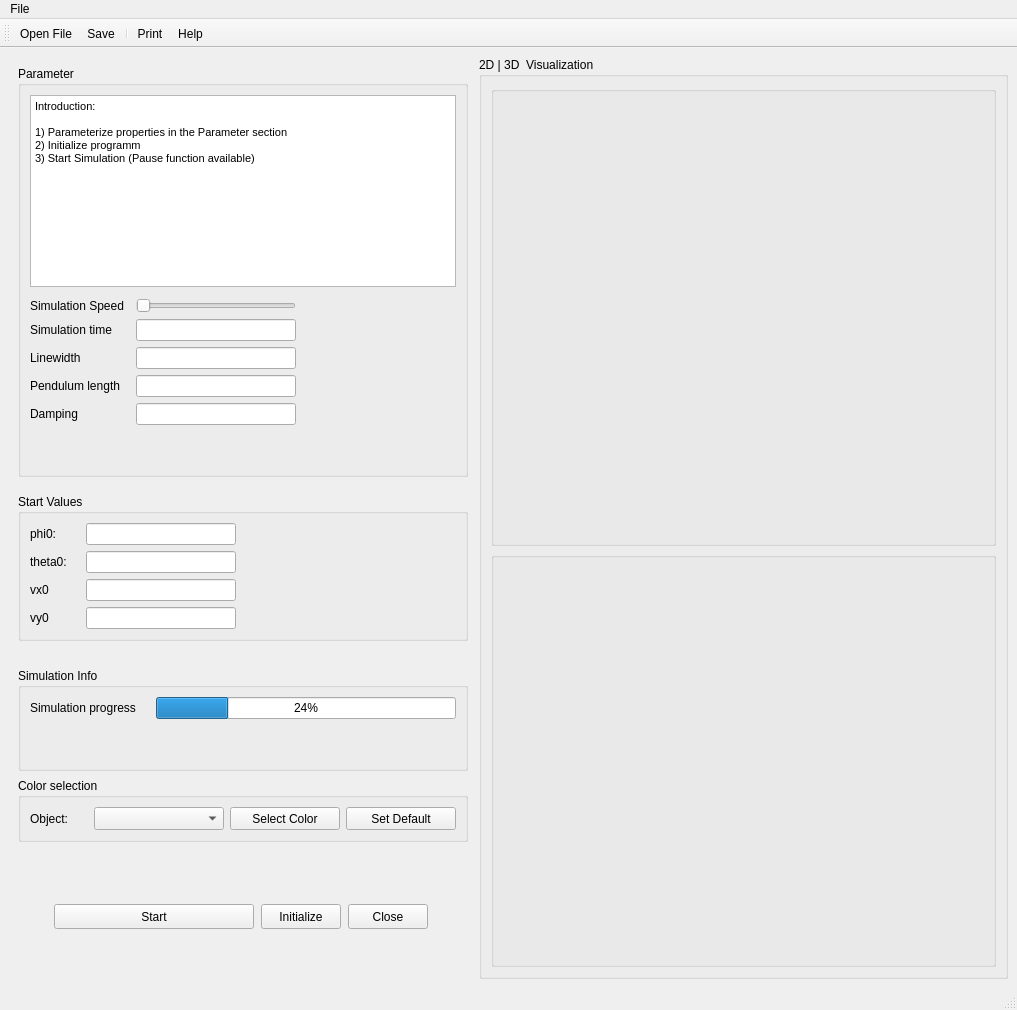
Qt form PendulumPainter.ui (rob-nil/PendulumPainter) before a commit.
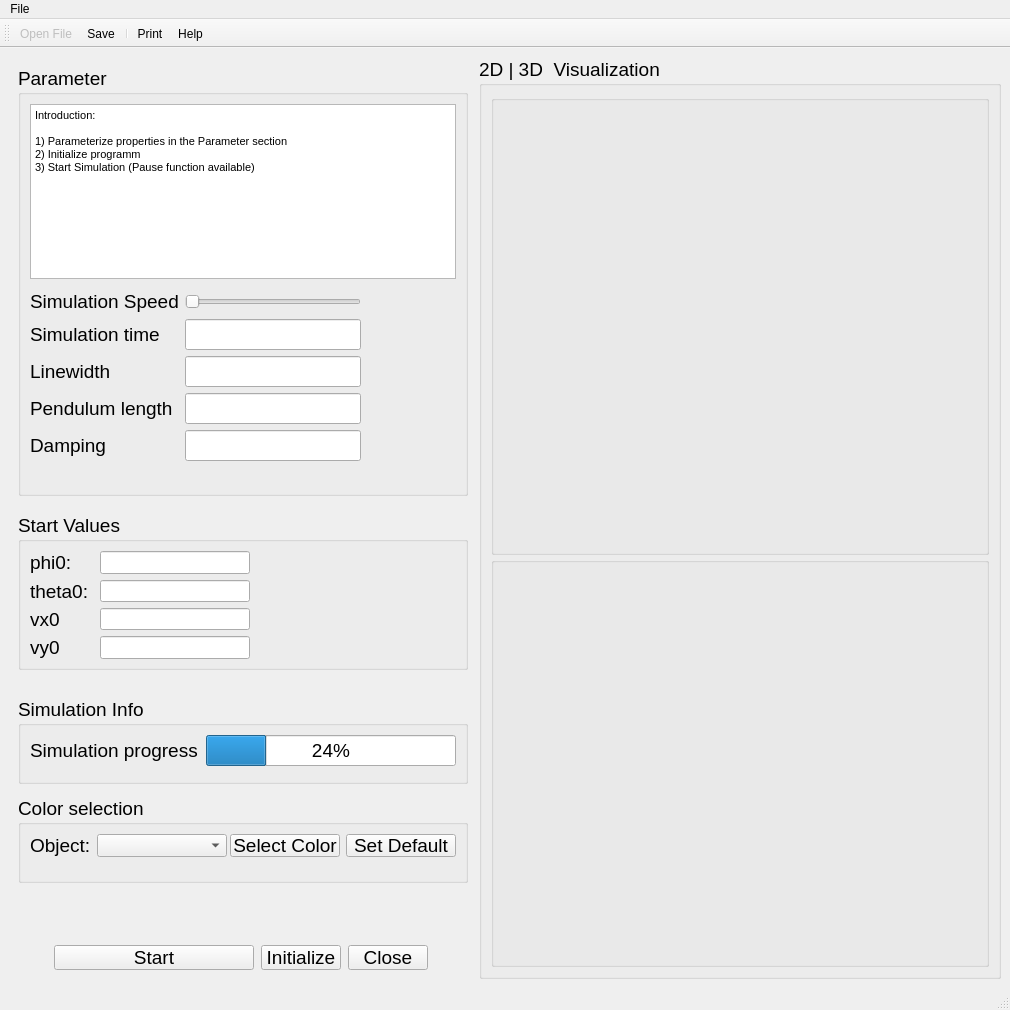
The same form after that commit. Icons and pictures are not drawn. Custom widgets are drawn as their Qt base class.

Commit message: Änderungen währen Uebung

Diff of the .ui file:
```diff
--- a/PendulumPainter.ui
+++ b/PendulumPainter.ui
@@ -6,7 +6,7 @@
    <rect>
     <x>0</x>
     <y>0</y>
-    <width>1017</width>
+    <width>1010</width>
     <height>1010</height>
    </rect>
   </property>
@@ -45,6 +45,11 @@
         <height>16777215</height>
        </size>
       </property>
+      <property name="font">
+       <font>
+        <pointsize>14</pointsize>
+       </font>
+      </property>
       <layout class="QVBoxLayout" name="verticalLayout_4" stretch="0,0,0,0">
        <property name="spacing">
         <number>7</number>
@@ -89,6 +94,11 @@
              <height>16777215</height>
             </size>
            </property>
+           <property name="font">
+            <font>
+             <pointsize>14</pointsize>
+            </font>
+           </property>
            <property name="title">
             <string>Parameter </string>
            </property>
@@ -112,11 +122,16 @@
                   <height>200</height>
                  </size>
                 </property>
+                <property name="font">
+                 <font>
+                  <pointsize>14</pointsize>
+                 </font>
+                </property>
                 <property name="html">
                  <string>&lt;!DOCTYPE HTML PUBLIC &quot;-//W3C//DTD HTML 4.0//EN&quot; &quot;http://www.w3.org/TR/REC-html40/strict.dtd&quot;&gt;
 &lt;html&gt;&lt;head&gt;&lt;meta name=&quot;qrichtext&quot; content=&quot;1&quot; /&gt;&lt;style type=&quot;text/css&quot;&gt;
 p, li { white-space: pre-wrap; }
-&lt;/style&gt;&lt;/head&gt;&lt;body style=&quot; font-family:'MS Shell Dlg 2'; font-size:8.14286pt; font-weight:400; font-style:normal;&quot;&gt;
+&lt;/style&gt;&lt;/head&gt;&lt;body style=&quot; font-family:'MS Shell Dlg 2'; font-size:14pt; font-weight:400; font-style:normal;&quot;&gt;
 &lt;p style=&quot; margin-top:0px; margin-bottom:0px; margin-left:0px; margin-right:0px; -qt-block-indent:0; text-indent:0px;&quot;&gt;&lt;span style=&quot; font-size:8.25pt;&quot;&gt;Introduction:&lt;/span&gt;&lt;/p&gt;
 &lt;p style=&quot;-qt-paragraph-type:empty; margin-top:0px; margin-bottom:0px; margin-left:0px; margin-right:0px; -qt-block-indent:0; text-indent:0px; font-size:8.25pt;&quot;&gt;&lt;br /&gt;&lt;/p&gt;
 &lt;p style=&quot; margin-top:0px; margin-bottom:0px; margin-left:0px; margin-right:0px; -qt-block-indent:0; text-indent:0px;&quot;&gt;&lt;span style=&quot; font-size:8.25pt;&quot;&gt;1) Parameterize properties in the Parameter section&lt;/span&gt;&lt;/p&gt;
@@ -130,6 +145,11 @@
               </item>
               <item>
                <spacer name="verticalSpacer_7">
+                <property name="font">
+                 <font>
+                  <pointsize>14</pointsize>
+                 </font>
+                </property>
                 <property name="orientation">
                  <enum>Qt::Vertical</enum>
                 </property>
@@ -148,6 +168,11 @@
                <layout class="QGridLayout" name="gridLayout_4">
                 <item row="3" column="2">
                  <spacer name="horizontalSpacer_3">
+                  <property name="font">
+                   <font>
+                    <pointsize>14</pointsize>
+                   </font>
+                  </property>
                   <property name="orientation">
                    <enum>Qt::Horizontal</enum>
                   </property>
@@ -173,6 +198,11 @@
                     <height>16777215</height>
                    </size>
                   </property>
+                  <property name="font">
+                   <font>
+                    <pointsize>14</pointsize>
+                   </font>
+                  </property>
                   <property name="text">
                    <string/>
                   </property>
@@ -186,6 +216,11 @@
                     <height>16777215</height>
                    </size>
                   </property>
+                  <property name="font">
+                   <font>
+                    <pointsize>14</pointsize>
+                   </font>
+                  </property>
                   <property name="tabletTracking">
                    <bool>false</bool>
                   </property>
@@ -208,6 +243,11 @@
                     <height>16777215</height>
                    </size>
                   </property>
+                  <property name="font">
+                   <font>
+                    <pointsize>14</pointsize>
+                   </font>
+                  </property>
                   <property name="orientation">
                    <enum>Qt::Horizontal</enum>
                   </property>
@@ -221,6 +261,11 @@
                     <height>16777215</height>
                    </size>
                   </property>
+                  <property name="font">
+                   <font>
+                    <pointsize>14</pointsize>
+                   </font>
+                  </property>
                   <property name="toolTip">
                    <string extracomment="Hello"/>
                   </property>
@@ -240,6 +285,11 @@
                     <height>16777215</height>
                    </size>
                   </property>
+                  <property name="font">
+                   <font>
+                    <pointsize>14</pointsize>
+                   </font>
+                  </property>
                   <property name="text">
                    <string>Damping</string>
                   </property>
@@ -259,6 +309,11 @@
                     <height>16777215</height>
                    </size>
                   </property>
+                  <property name="font">
+                   <font>
+                    <pointsize>14</pointsize>
+                   </font>
+                  </property>
                   <property name="text">
                    <string>Simulation Speed</string>
                   </property>
@@ -272,6 +327,11 @@
                     <height>16777215</height>
                    </size>
                   </property>
+                  <property name="font">
+                   <font>
+                    <pointsize>14</pointsize>
+                   </font>
+                  </property>
                   <property name="text">
                    <string>Pendulum length</string>
                   </property>
@@ -285,6 +345,11 @@
                     <height>16777215</height>
                    </size>
                   </property>
+                  <property name="font">
+                   <font>
+                    <pointsize>14</pointsize>
+                   </font>
+                  </property>
                   <property name="text">
                    <string>Linewidth</string>
                   </property>
@@ -298,6 +363,11 @@
                     <height>16777215</height>
                    </size>
                   </property>
+                  <property name="font">
+                   <font>
+                    <pointsize>14</pointsize>
+                   </font>
+                  </property>
                   <property name="text">
                    <string>Simulation time</string>
                   </property>
@@ -311,6 +381,11 @@
                     <height>16777215</height>
                    </size>
                   </property>
+                  <property name="font">
+                   <font>
+                    <pointsize>14</pointsize>
+                   </font>
+                  </property>
                   <property name="text">
                    <string/>
                   </property>
@@ -320,6 +395,11 @@
               </item>
               <item>
                <spacer name="verticalSpacer_2">
+                <property name="font">
+                 <font>
+                  <pointsize>14</pointsize>
+                 </font>
+                </property>
                 <property name="orientation">
                  <enum>Qt::Vertical</enum>
                 </property>
@@ -338,6 +418,11 @@
          </item>
          <item>
           <spacer name="verticalSpacer_4">
+           <property name="font">
+            <font>
+             <pointsize>14</pointsize>
+            </font>
+           </property>
            <property name="orientation">
             <enum>Qt::Vertical</enum>
            </property>
@@ -372,6 +457,11 @@
              <height>16777215</height>
             </size>
            </property>
+           <property name="font">
+            <font>
+             <pointsize>14</pointsize>
+            </font>
+           </property>
            <property name="title">
             <string>Start Values</string>
            </property>
@@ -392,6 +482,11 @@
                   <height>16777215</height>
                  </size>
                 </property>
+                <property name="font">
+                 <font>
+                  <pointsize>14</pointsize>
+                 </font>
+                </property>
                 <property name="text">
                  <string>vy0</string>
                 </property>
@@ -411,6 +506,11 @@
                   <height>16777215</height>
                  </size>
                 </property>
+                <property name="font">
+                 <font>
+                  <pointsize>14</pointsize>
+                 </font>
+                </property>
                </widget>
               </item>
               <item row="2" column="2">
@@ -427,6 +527,11 @@
                   <height>16777215</height>
                  </size>
                 </property>
+                <property name="font">
+                 <font>
+                  <pointsize>14</pointsize>
+                 </font>
+                </property>
                </widget>
               </item>
               <item row="4" column="2">
@@ -437,6 +542,11 @@
                   <height>16777215</height>
                  </size>
                 </property>
+                <property name="font">
+                 <font>
+                  <pointsize>14</pointsize>
+                 </font>
+                </property>
                </widget>
               </item>
               <item row="0" column="2">
@@ -453,6 +563,11 @@
                   <height>16777215</height>
                  </size>
                 </property>
+                <property name="font">
+                 <font>
+                  <pointsize>14</pointsize>
+                 </font>
+                </property>
                </widget>
               </item>
               <item row="0" column="0">
@@ -469,6 +584,11 @@
                   <height>16777215</height>
                  </size>
                 </property>
+                <property name="font">
+                 <font>
+                  <pointsize>14</pointsize>
+                 </font>
+                </property>
                 <property name="text">
                  <string>phi0: </string>
                 </property>
@@ -482,6 +602,11 @@
                   <height>16777215</height>
                  </size>
                 </property>
+                <property name="font">
+                 <font>
+                  <pointsize>14</pointsize>
+                 </font>
+                </property>
                 <property name="text">
                  <string>theta0: </string>
                 </property>
@@ -489,6 +614,11 @@
               </item>
               <item row="2" column="3">
                <spacer name="horizontalSpacer_2">
+                <property name="font">
+                 <font>
+                  <pointsize>14</pointsize>
+                 </font>
+                </property>
                 <property name="orientation">
                  <enum>Qt::Horizontal</enum>
                 </property>
@@ -514,6 +644,11 @@
                   <height>16777215</height>
                  </size>
                 </property>
+                <property name="font">
+                 <font>
+                  <pointsize>14</pointsize>
+                 </font>
+                </property>
                 <property name="text">
                  <string>vx0</string>
                 </property>
@@ -526,6 +661,11 @@
          </item>
          <item>
           <spacer name="verticalSpacer_5">
+           <property name="font">
+            <font>
+             <pointsize>14</pointsize>
+            </font>
+           </property>
            <property name="orientation">
             <enum>Qt::Vertical</enum>
            </property>
@@ -560,6 +700,11 @@
              <height>16777215</height>
             </size>
            </property>
+           <property name="font">
+            <font>
+             <pointsize>14</pointsize>
+            </font>
+           </property>
            <property name="title">
             <string>Simulation Info</string>
            </property>
@@ -570,7 +715,7 @@
                <widget class="QLabel" name="label_6">
                 <property name="minimumSize">
                  <size>
-                  <width>110</width>
+                  <width>170</width>
                   <height>0</height>
                  </size>
                 </property>
@@ -580,6 +725,11 @@
                   <height>16777215</height>
                  </size>
                 </property>
+                <property name="font">
+                 <font>
+                  <pointsize>14</pointsize>
+                 </font>
+                </property>
                 <property name="text">
                  <string>Simulation progress</string>
                 </property>
@@ -599,6 +749,11 @@
                   <height>16777215</height>
                  </size>
                 </property>
+                <property name="font">
+                 <font>
+                  <pointsize>14</pointsize>
+                 </font>
+                </property>
                 <property name="value">
                  <number>24</number>
                 </property>
@@ -607,7 +762,12 @@
              </layout>
             </item>
             <item>
-             <spacer name="verticalSpacer_8">
+             <spacer name="verticalSpacer_10">
+              <property name="font">
+               <font>
+                <pointsize>14</pointsize>
+               </font>
+              </property>
               <property name="orientation">
                <enum>Qt::Vertical</enum>
               </property>
@@ -622,6 +782,24 @@
            </layout>
           </widget>
          </item>
+         <item>
+          <spacer name="verticalSpacer_8">
+           <property name="font">
+            <font>
+             <pointsize>14</pointsize>
+            </font>
+           </property>
+           <property name="orientation">
+            <enum>Qt::Vertical</enum>
+           </property>
+           <property name="sizeHint" stdset="0">
+            <size>
+             <width>20</width>
+             <height>40</height>
+            </size>
+           </property>
+          </spacer>
+         </item>
          <item>
           <widget class="QGroupBox" name="groupBox_5">
            <property name="sizePolicy">
@@ -642,6 +820,11 @@
              <height>16777215</height>
             </size>
            </property>
+           <property name="font">
+            <font>
+             <pointsize>14</pointsize>
+            </font>
+           </property>
            <property name="title">
             <string>Color selection</string>
            </property>
@@ -662,6 +845,11 @@
                   <height>16777215</height>
                  </size>
                 </property>
+                <property name="font">
+                 <font>
+                  <pointsize>14</pointsize>
+                 </font>
+                </property>
                 <property name="text">
                  <string>Object:</string>
                 </property>
@@ -681,6 +869,11 @@
                   <height>16777215</height>
                  </size>
                 </property>
+                <property name="font">
+                 <font>
+                  <pointsize>14</pointsize>
+                 </font>
+                </property>
                </widget>
               </item>
               <item>
@@ -697,6 +890,11 @@
                   <height>16777215</height>
                  </size>
                 </property>
+                <property name="font">
+                 <font>
+                  <pointsize>14</pointsize>
+                 </font>
+                </property>
                 <property name="text">
                  <string>Select Color</string>
                 </property>
@@ -716,6 +914,11 @@
                   <height>16777215</height>
                  </size>
                 </property>
+                <property name="font">
+                 <font>
+                  <pointsize>14</pointsize>
+                 </font>
+                </property>
                 <property name="text">
                  <string>Set Default</string>
                 </property>
@@ -723,11 +926,34 @@
               </item>
              </layout>
             </item>
+            <item>
+             <spacer name="verticalSpacer_9">
+              <property name="font">
+               <font>
+                <pointsize>14</pointsize>
+               </font>
+              </property>
+              <property name="orientation">
+               <enum>Qt::Vertical</enum>
+              </property>
+              <property name="sizeHint" stdset="0">
+               <size>
+                <width>20</width>
+                <height>40</height>
+               </size>
+              </property>
+             </spacer>
+            </item>
            </layout>
           </widget>
          </item>
          <item>
           <spacer name="verticalSpacer_6">
+           <property name="font">
+            <font>
+             <pointsize>14</pointsize>
+            </font>
+           </property>
            <property name="orientation">
             <enum>Qt::Vertical</enum>
            </property>
@@ -746,6 +972,11 @@
        </item>
        <item>
         <spacer name="verticalSpacer_3">
+         <property name="font">
+          <font>
+           <pointsize>14</pointsize>
+          </font>
+         </property>
          <property name="orientation">
           <enum>Qt::Vertical</enum>
          </property>
@@ -770,6 +1001,11 @@
          </property>
          <item>
           <spacer name="horizontalSpacer">
+           <property name="font">
+            <font>
+             <pointsize>14</pointsize>
+            </font>
+           </property>
            <property name="orientation">
             <enum>Qt::Horizontal</enum>
            </property>
@@ -804,6 +1040,11 @@
              <height>16777215</height>
             </size>
            </property>
+           <property name="font">
+            <font>
+             <pointsize>14</pointsize>
+            </font>
+           </property>
            <property name="text">
             <string>Start</string>
            </property>
@@ -823,6 +1064,11 @@
              <height>16777215</height>
             </size>
            </property>
+           <property name="font">
+            <font>
+             <pointsize>14</pointsize>
+            </font>
+           </property>
            <property name="text">
             <string>Initialize</string>
            </property>
@@ -842,6 +1088,11 @@
              <height>16777215</height>
             </size>
            </property>
+           <property name="font">
+            <font>
+             <pointsize>14</pointsize>
+            </font>
+           </property>
            <property name="text">
             <string>Close</string>
            </property>
@@ -849,6 +1100,11 @@
          </item>
          <item>
           <spacer name="horizontalSpacer_4">
+           <property name="font">
+            <font>
+             <pointsize>14</pointsize>
+            </font>
+           </property>
            <property name="orientation">
             <enum>Qt::Horizontal</enum>
            </property>
@@ -867,6 +1123,11 @@
        </item>
        <item>
         <spacer name="verticalSpacer">
+         <property name="font">
+          <font>
+           <pointsize>14</pointsize>
+          </font>
+         </property>
          <property name="orientation">
           <enum>Qt::Vertical</enum>
          </property>
@@ -883,6 +1144,11 @@
     </item>
     <item>
      <widget class="QGroupBox" name="groupBox">
+      <property name="font">
+       <font>
+        <pointsize>14</pointsize>
+       </font>
+      </property>
       <property name="title">
        <string>2D | 3D  Visualization</string>
       </property>
@@ -901,6 +1167,11 @@
            <height>460</height>
           </size>
          </property>
+         <property name="font">
+          <font>
+           <pointsize>14</pointsize>
+          </font>
+         </property>
          <property name="toolTip">
           <string notr="true"/>
          </property>
@@ -925,6 +1196,11 @@
               <height>450</height>
              </size>
             </property>
+            <property name="font">
+             <font>
+              <pointsize>14</pointsize>
+             </font>
+            </property>
            </widget>
           </item>
          </layout>
@@ -950,6 +1226,11 @@
            <height>500</height>
           </size>
          </property>
+         <property name="font">
+          <font>
+           <pointsize>14</pointsize>
+          </font>
+         </property>
          <property name="title">
           <string/>
          </property>
@@ -974,6 +1255,11 @@
               <height>600</height>
              </size>
             </property>
+            <property name="font">
+             <font>
+              <pointsize>14</pointsize>
+             </font>
+            </property>
            </widget>
           </item>
          </layout>
@@ -983,7 +1269,7 @@
      </widget>
     </item>
    </layout>
-   <widget class="QWidget" name="">
+   <widget class="QWidget" name="layoutWidget">
     <property name="geometry">
      <rect>
       <x>0</x>
@@ -992,6 +1278,11 @@
       <height>30</height>
      </rect>
     </property>
+    <property name="font">
+     <font>
+      <pointsize>14</pointsize>
+     </font>
+    </property>
     <layout class="QVBoxLayout" name="verticalLayout_8"/>
    </widget>
   </widget>
@@ -1000,7 +1291,7 @@
     <rect>
      <x>0</x>
      <y>0</y>
-     <width>1017</width>
+     <width>1010</width>
      <height>22</height>
     </rect>
    </property>
@@ -1045,7 +1336,7 @@
   </widget>
   <action name="actionOpenFile">
    <property name="enabled">
-    <bool>true</bool>
+    <bool>false</bool>
    </property>
    <property name="icon">
     <iconset resource="Icons/icons.qrc">
```
Left out of the diff: 15 changed lines with no effect on the pictures. The commit also changes 1 other file.
